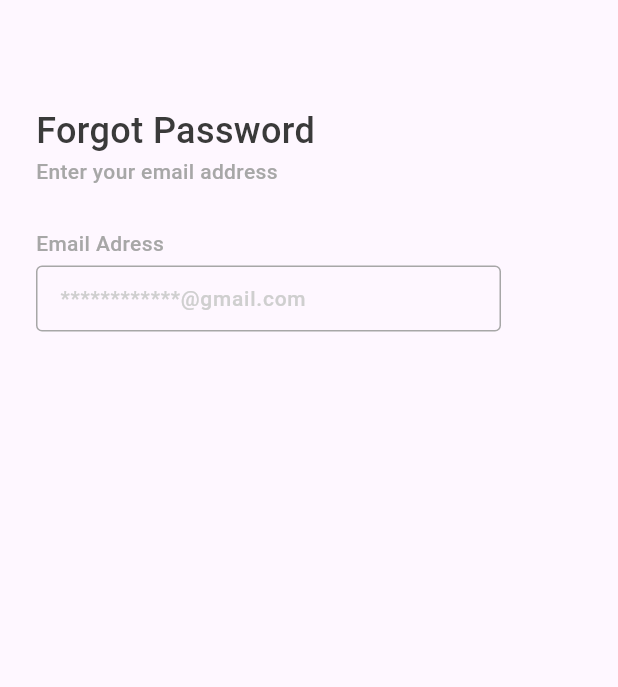
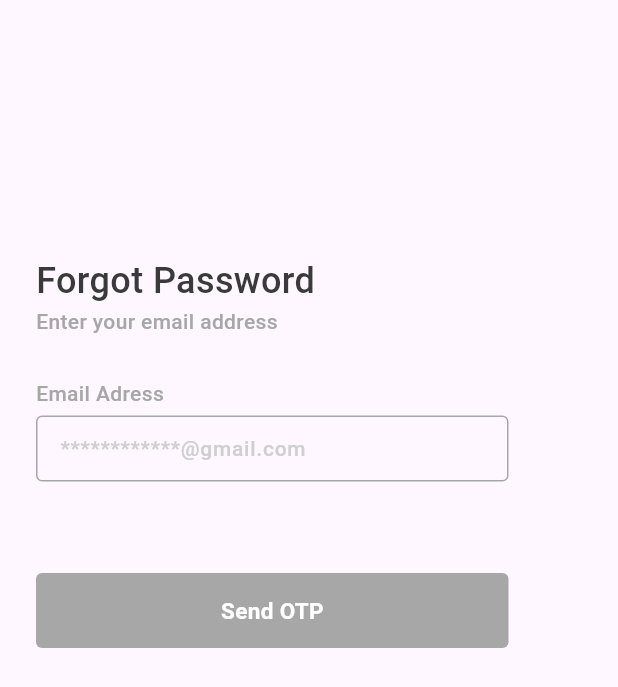
Before and after one commit to yoGurtwithThoughts/oech_app-main, a Flutter app: the ForgotPasswordPage screen opened directly, on a phone screen of 412 x 824 dp. Shown: the top 687 px of the screen. Run offline on Flutter 3.47's test engine with Material 3 defaults, Android fonts, the light colour scheme and no system bars; our stand-ins replace supabase, supabase_flutter; accounts and stored records are empty.

Commit message:
ык ык ык

```diff
--- a/oech/lib/my_app.dart
+++ b/oech/lib/my_app.dart
@@ -1,4 +1,5 @@
 import 'package:flutter/material.dart';
+import 'package:oech/pages/forgot_page.dart';
 import 'package:oech/pages/loginIn_page.dart';
 import 'package:oech/pages/signup_page.dart';
 import 'package:supabase/supabase.dart';
@@ -10,7 +11,7 @@ class MyApp extends StatelessWidget {
   Widget build(BuildContext context) {
     return const MaterialApp(
       debugShowCheckedModeBanner: false,
-      home: SignUpPage(),
+      home: ForgotPasswordPage(),
     );
   }
 }
--- a/oech/lib/pages/forgot_page.dart
+++ b/oech/lib/pages/forgot_page.dart
@@ -1,9 +1,7 @@
-import 'dart:developer';
+
 import 'package:flutter/material.dart';
-import 'package:oech/main.dart';
-import 'package:oech/pages/signUp_page.dart';
+import 'package:oech/widgets/btn_widget.dart';
 import 'package:oech/widgets/text_field_widget.dart';
-import 'package:supabase/supabase.dart';
 
 class ForgotPasswordPage extends StatefulWidget{
   const ForgotPasswordPage({super.key});
@@ -11,19 +9,21 @@ class ForgotPasswordPage extends StatefulWidget{
   State<ForgotPasswordPage> createState()=> _ForgotPasswordPageState();
 }
 class _ForgotPasswordPageState extends State<ForgotPasswordPage>{
-  @override
+
+  bool checkedValue = false;
   final TextEditingController _emailController = TextEditingController();
   final TextEditingController _passwordController = TextEditingController();
+@override
 
   Widget build (BuildContext context){
-    return const Scaffold(
+    return  Scaffold(
        body: SingleChildScrollView(
         scrollDirection: Axis.vertical,
 
       child: Padding(
-        padding: EdgeInsets.only(left: 24, top: 70),
+        padding: EdgeInsets.only(left: 24, top: 170, right: 0.75),
         child: SizedBox(
-          width: 310,
+          width: 315,
             child: Column(
               mainAxisAlignment: MainAxisAlignment.start,
               crossAxisAlignment: CrossAxisAlignment.start,
@@ -42,23 +42,35 @@ class _ForgotPasswordPageState extends State<ForgotPasswordPage>{
                   color: Color.fromRGBO(167, 167, 167, 1)
                 )),
 
-                SizedBox(height: 18),
+            const SizedBox(height: 18),
                TextFieldWidget(
                textTitle: 'Email Adress',
                    textTitleColor: Color.fromRGBO(167, 167, 167, 1),
                     textSize: 14,
-                     height: 10,
-                     hintText: '************@gmail.com',
+                    hintText: '************@gmail.com',
                      ),
-              ]
+              const SizedBox(height: 30),
+                Column(
+                  children: [
+                    Padding(padding: EdgeInsets.only(top: 25),
+                 child:   SizedBox(
+                    child: ButtonWidget(
+                        buttonName: 'Send OTP',
+                        buttonColor: const Color.fromRGBO(167, 167, 167, 1),
+                        onTap: () {},
+                      ),
+                    ),
+                    ),
+                  ],
 
+                ),
 
-    ),
+              ],
+          ),
+ ),
+          ),
 
-
-            ),
-          ),
-      )
+      ),
       );
   }
 
--- /dev/null
+++ b/oech/lib/widgets/btn_widget.dart
@@ -0,0 +1,39 @@
+import 'package:flutter/material.dart';
+
+class ButtonWidget extends StatelessWidget {
+  final buttonName;
+  final buttonColor;
+  final void Function()? onTap;
+
+  const ButtonWidget({
+    super.key,
+    required this.buttonColor,
+    required this.buttonName,
+    required this.onTap,
+  });
+
+  @override
+  Widget build(BuildContext context) {
+    return GestureDetector(
+        onTap: onTap,
+        child: Container(
+          width: 342,
+          height: 50,
+          decoration: BoxDecoration(
+            borderRadius: BorderRadius.circular(4),
+            color: buttonColor,
+          ),
+          child: Row(mainAxisAlignment: MainAxisAlignment.center, children: [
+            Text(
+              buttonName,
+              textAlign: TextAlign.center,
+              style: const TextStyle(
+                fontSize: 15,
+                fontWeight: FontWeight.bold,
+                color: Color.fromRGBO(255, 255, 255, 1),
+              ),
+            ),
+          ]),
+        ));
+  }
+}
```
Also changed, not shown: oech/lib/pages/loginIn_page.dart (+59 -59 lines), oech/lib/pages/signUp_page.dart (+113 -113 lines), oech/lib/widgets/checkedValue_widget.dart (added, +26 -0 lines).
